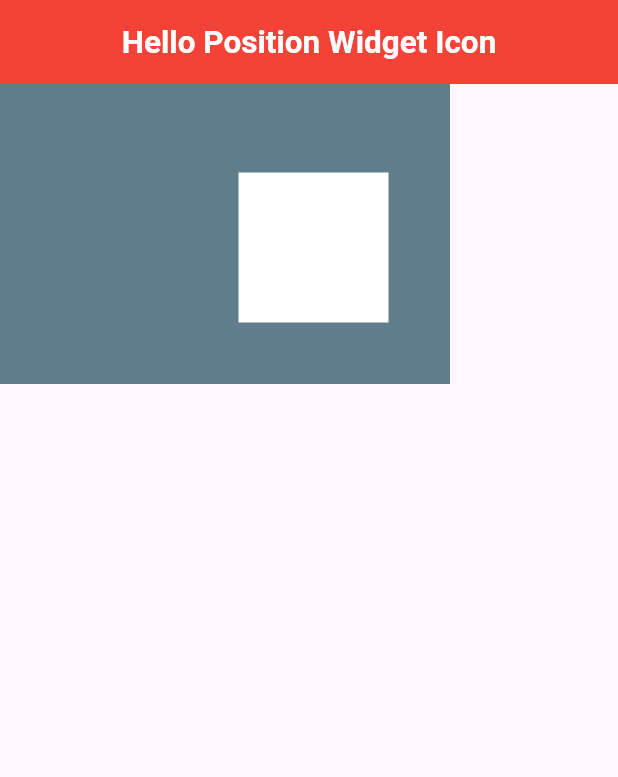
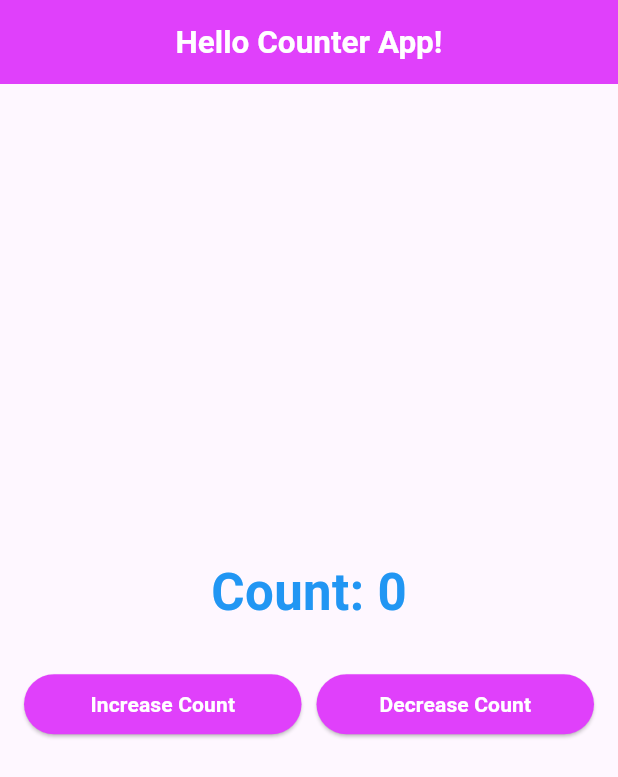
Before and after one commit to Md-Raju-Mia/flutter_development_journey_with_wscubeTech, a Flutter app: the screen it shows after launch, on a phone screen of 412 x 824 dp. Shown: the top 777 px of the screen. Run offline on Flutter 3.47's test engine with Material 3 defaults, Android fonts, the phone set to English and light mode, and no system bars; our stand-ins replace font_awesome_flutter.

Commit message:
Counter App

```diff
--- a/lib/main.dart
+++ b/lib/main.dart
@@ -1733,6 +1733,7 @@ class _MyHomePageState extends State<MyHomePage> {
 /**---------------------------------------------------------------------*/
 
 
+/*
 ///Positioned Widget
 void main(){
   runApp(MyApp());
@@ -1797,3 +1798,121 @@ class _MyHomePageState extends State<MyHomePage> {
     );
   }
 }
+*/
+
+/**---------------------------------------------------------------------------*/
+///Counter App with setState
+
+void main(){
+  runApp(MyApp());
+}
+
+class MyApp extends StatelessWidget {
+  const MyApp({super.key});
+
+  @override
+  Widget build(BuildContext context) {
+    return MaterialApp(
+
+      home: MyHomePage(),
+    );
+  }
+}
+
+
+class MyHomePage extends StatefulWidget {
+  const MyHomePage({super.key});
+
+  @override
+  State<MyHomePage> createState() => _MyHomePageState();
+}
+
+class _MyHomePageState extends State<MyHomePage> {
+  var _count=0;
+  @override
+  Widget build(BuildContext context) {
+    return Scaffold(
+      appBar: AppBar(
+        backgroundColor: Colors.purpleAccent,
+        title: Center(
+          child: Text("Hello Counter App!", style: TextStyle(
+            color: Colors.white,
+            fontSize: 21,
+            fontWeight: FontWeight.w700,
+          ),
+          ),
+        ),
+      ),
+
+      body: Center(
+        child: Column(
+          mainAxisAlignment: MainAxisAlignment.center,
+          children: [
+            Text("Count: $_count", style: TextStyle(
+              fontSize: 34,
+              fontWeight: FontWeight.bold,
+              color: Colors.blue,
+            ),
+            ),
+            SizedBox(
+              height: 10,
+            ),
+            Padding(
+              padding: const EdgeInsets.all(16.0),
+              child: Row(
+                mainAxisAlignment: MainAxisAlignment.center,
+                children: [
+                  Expanded(
+                    child: ElevatedButton(
+                        onPressed: (){
+
+
+                          setState(() {
+                            _count++;
+                          });
+
+                    },
+                      style: ElevatedButton.styleFrom(
+                        backgroundColor: Colors.purpleAccent,
+                        foregroundColor: Colors.white,
+                      ),
+                      child: Text('Increase Count', style: TextStyle(
+                          fontSize: 14,
+                          fontWeight: FontWeight.bold,
+                        ),),
+                    ),
+                  ),
+                  SizedBox(
+                    width: 10,
+                  ),
+                  Expanded(
+                    child: ElevatedButton(
+                      onPressed: (){
+
+
+                        setState(() {
+                          _count--;
+                        });
+
+                      },
+                      style: ElevatedButton.styleFrom(
+                        backgroundColor: Colors.purpleAccent,
+                        foregroundColor: Colors.white,
+                      ),
+                      child: Text('Decrease Count', style: TextStyle(
+                        fontSize: 14,
+                        fontWeight: FontWeight.bold,
+                      ),),
+                    ),
+                  ),
+                ],
+              ),
+            )
+          ],
+        ),
+      ),
+    );
+  }
+}
+
+/**--------------------------------------------------------------------------------------*/
```
